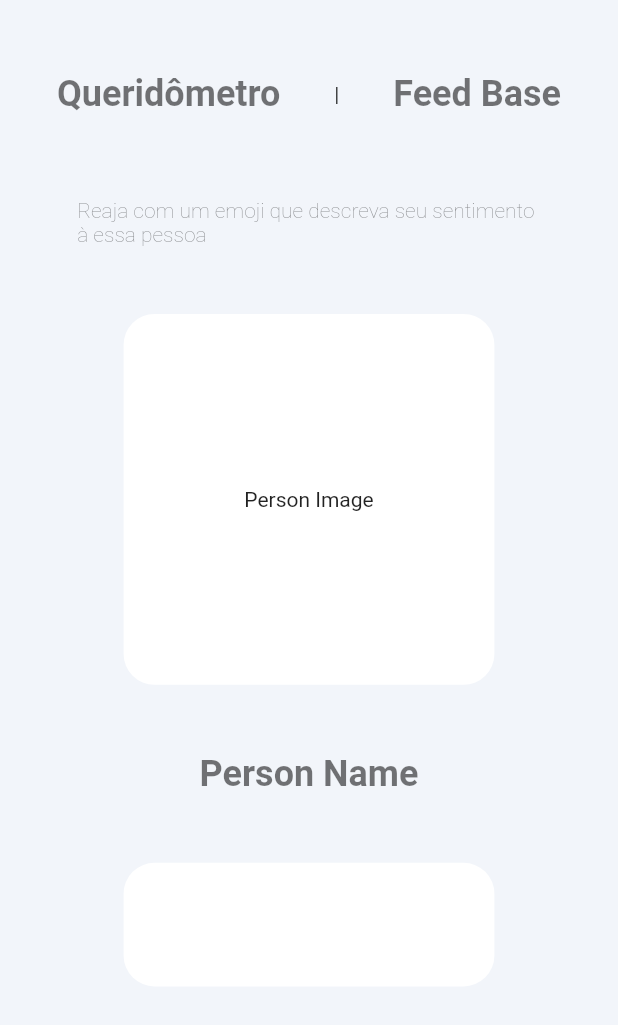
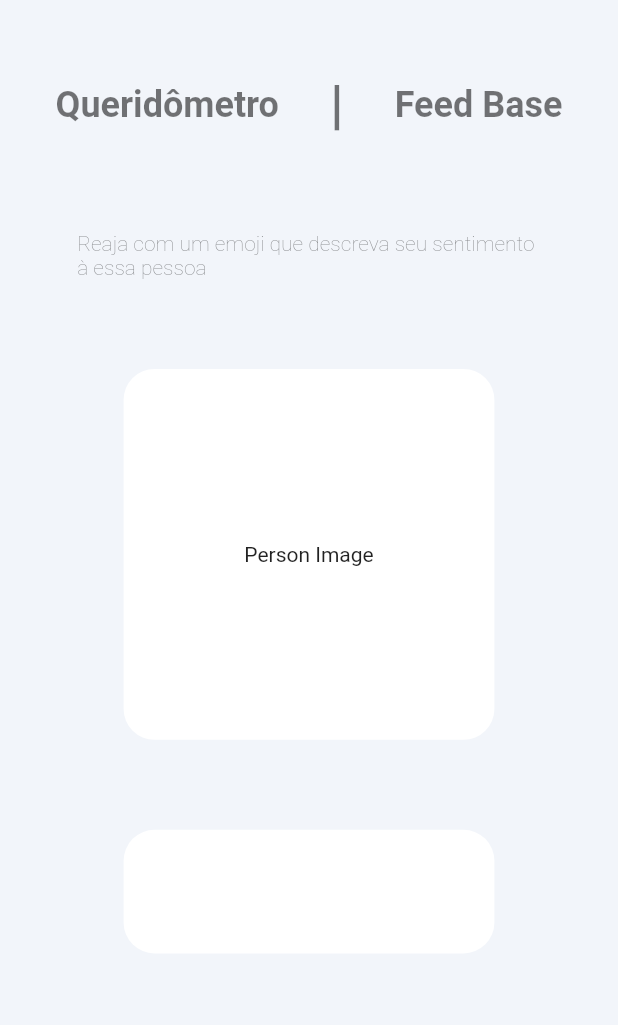
Before and after one commit to sudjoao/queridometro-base, a Flutter app: the screen it shows after launch, on a phone screen of 412 x 824 dp. Shown: the top 1025 px of the screen. Run offline on Flutter 3.47's test engine with Material 2 defaults, Android fonts, the phone set to English and light mode, and no system bars.

Commit message:
Create componets

```diff
--- /dev/null
+++ b/queridometro/lib/components/emoji-box.widget.dart
@@ -0,0 +1,20 @@
+import 'package:flutter/material.dart';
+
+class EmojiBoxWidget extends StatelessWidget {
+  @override
+  Widget build(BuildContext context) {
+    return Container(
+      width: MediaQuery.of(context).size.width * 0.6,
+      height: MediaQuery.of(context).size.height * 0.1,
+      decoration: BoxDecoration(
+        color: Colors.white,
+        borderRadius: BorderRadius.circular(
+          MediaQuery.of(context).size.width * 0.05,
+        ),
+      ),
+      child: Wrap(
+        children: [],
+      ),
+    );
+  }
+}
--- /dev/null
+++ b/queridometro/lib/components/people-box.widget.dart
@@ -0,0 +1,11 @@
+import 'package:flutter/material.dart';
+
+class PeopleBoxWidget extends StatelessWidget {
+  @override
+  Widget build(BuildContext context) {
+    return Container(
+      width: MediaQuery.of(context).size.width * 0.7,
+      height: MediaQuery.of(context).size.height * 0.1,
+    );
+  }
+}
--- /dev/null
+++ b/queridometro/lib/components/person-info.widget.dart
@@ -0,0 +1,24 @@
+import 'package:flutter/material.dart';
+
+class PersonInfoWidget extends StatelessWidget {
+  @override
+  Widget build(BuildContext context) {
+    return Column(
+      children: [
+        Container(
+          width: MediaQuery.of(context).size.width * 0.6,
+          height: MediaQuery.of(context).size.height * 0.3,
+          decoration: BoxDecoration(
+            color: Colors.white,
+            borderRadius: BorderRadius.circular(
+              MediaQuery.of(context).size.width * 0.05,
+            ),
+          ),
+          child: Center(
+            child: Text('Person Image'),
+          ),
+        ),
+      ],
+    );
+  }
+}
--- a/queridometro/lib/screens/home.dart
+++ b/queridometro/lib/screens/home.dart
@@ -1,4 +1,7 @@
 import 'package:flutter/material.dart';
+import 'package:queridometro/components/emoji-box.widget.dart';
+import 'package:queridometro/components/people-box.widget.dart';
+import 'package:queridometro/components/person-info.widget.dart';
 import 'package:queridometro/utils/color.dart';
 
 class HomeScreen extends StatefulWidget {
@@ -29,7 +32,13 @@ class _HomeScreenState extends State<HomeScreen> {
                       style: Theme.of(context).textTheme.headline1,
                     ),
                   ),
-                  Text('|'),
+                  Text(
+                    '|',
+                    style: Theme.of(context)
+                        .textTheme
+                        .headline1
+                        .copyWith(fontSize: 36),
+                  ),
                   TextButton(
                     onPressed: () {},
                     child: Text(
@@ -46,37 +55,9 @@ class _HomeScreenState extends State<HomeScreen> {
                   style: Theme.of(context).textTheme.headline2,
                 ),
               ),
-              Container(
-                width: MediaQuery.of(context).size.width * 0.6,
-                height: MediaQuery.of(context).size.height * 0.3,
-                decoration: BoxDecoration(
-                  color: Colors.white,
-                  borderRadius: BorderRadius.circular(
-                    MediaQuery.of(context).size.width * 0.05,
-                  ),
-                ),
-                child: Center(
-                  child: Text('Person Image'),
-                ),
-              ),
-              Text(
-                'Person Name',
-                style: Theme.of(context).textTheme.headline1,
-              ),
-              Container(
-                width: MediaQuery.of(context).size.width * 0.6,
-                height: MediaQuery.of(context).size.height * 0.1,
-                decoration: BoxDecoration(
-                  color: Colors.white,
-                  borderRadius: BorderRadius.circular(
-                    MediaQuery.of(context).size.width * 0.05,
-                  ),
-                ),
-              ),
-              Container(
-                width: MediaQuery.of(context).size.width * 0.7,
-                height: MediaQuery.of(context).size.height * 0.1,
-              ),
+              PersonInfoWidget(),
+              EmojiBoxWidget(),
+              PeopleBoxWidget(),
             ],
           ),
         ),
```
